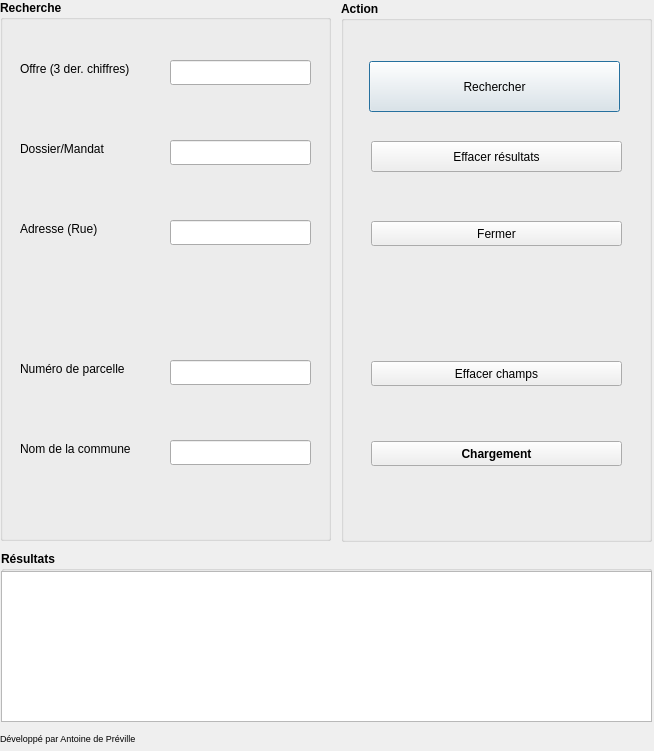
Qt form jumelles_dialog_base.ui (AntoineDePreville/Jumelles) before a commit.
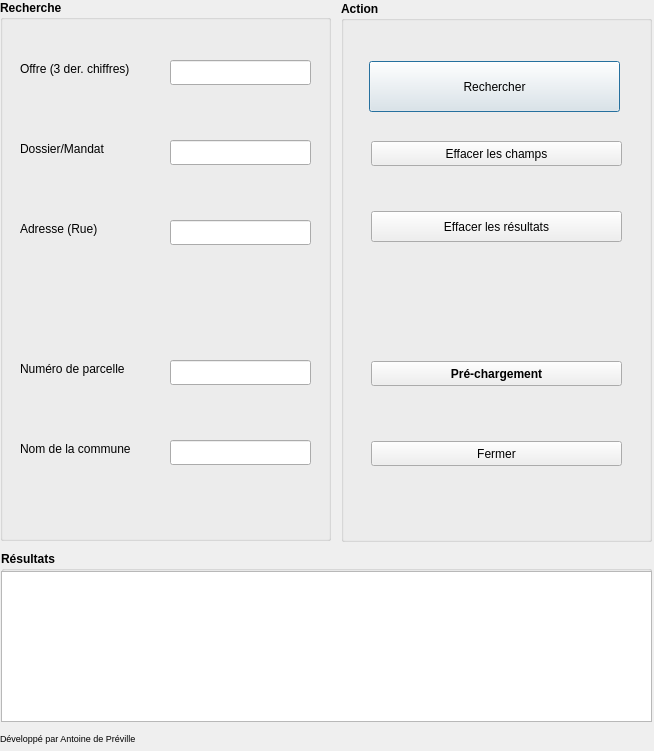
The same form after that commit.

```diff
--- a/jumelles_dialog_base.ui
+++ b/jumelles_dialog_base.ui
@@ -64,7 +64,7 @@
     <property name="geometry">
      <rect>
       <x>30</x>
-      <y>220</y>
+      <y>440</y>
       <width>251</width>
       <height>25</height>
      </rect>
@@ -82,7 +82,7 @@
     <property name="geometry">
      <rect>
       <x>30</x>
-      <y>140</y>
+      <y>210</y>
       <width>251</width>
       <height>31</height>
      </rect>
@@ -93,14 +93,14 @@
      </font>
     </property>
     <property name="text">
-     <string>Effacer résultats</string>
+     <string>Effacer les résultats</string>
     </property>
    </widget>
    <widget class="QPushButton" name="pushButton_annuler">
     <property name="geometry">
      <rect>
       <x>30</x>
-      <y>360</y>
+      <y>140</y>
       <width>251</width>
       <height>25</height>
      </rect>
@@ -111,20 +111,20 @@
      </font>
     </property>
     <property name="text">
-     <string>Effacer champs</string>
+     <string>Effacer les champs</string>
     </property>
    </widget>
    <widget class="QPushButton" name="pushButton_charger">
     <property name="geometry">
      <rect>
       <x>30</x>
-      <y>440</y>
+      <y>360</y>
       <width>251</width>
       <height>25</height>
      </rect>
     </property>
     <property name="text">
-     <string>Chargement</string>
+     <string>Pré-chargement</string>
     </property>
    </widget>
   </widget>
```
